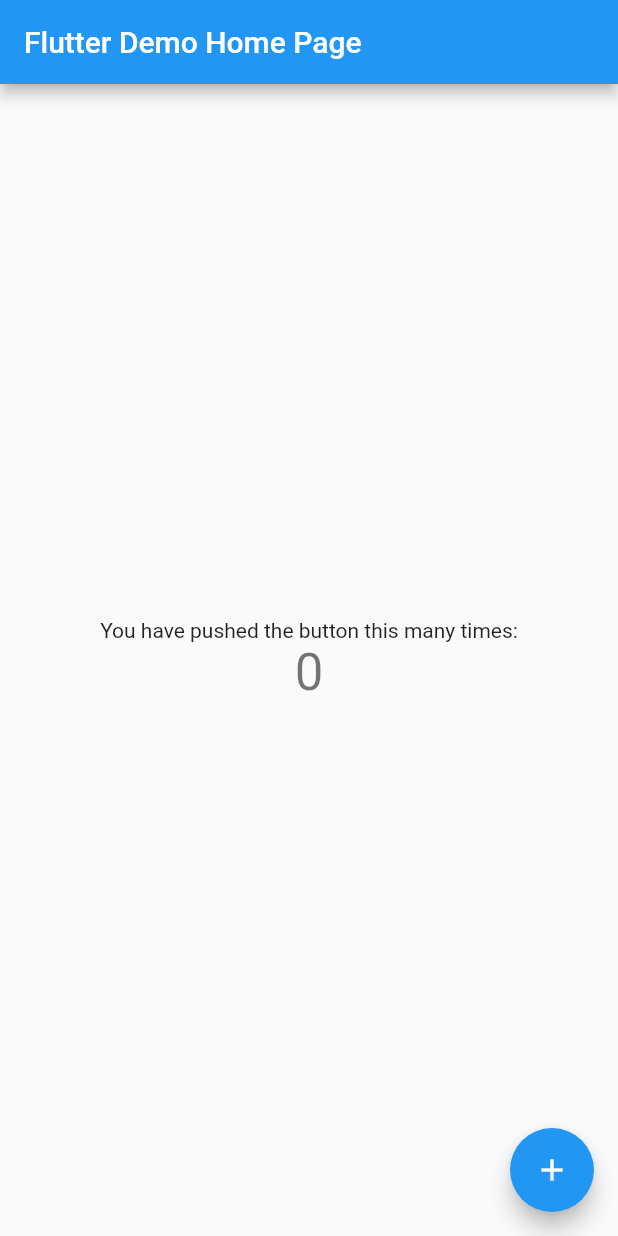
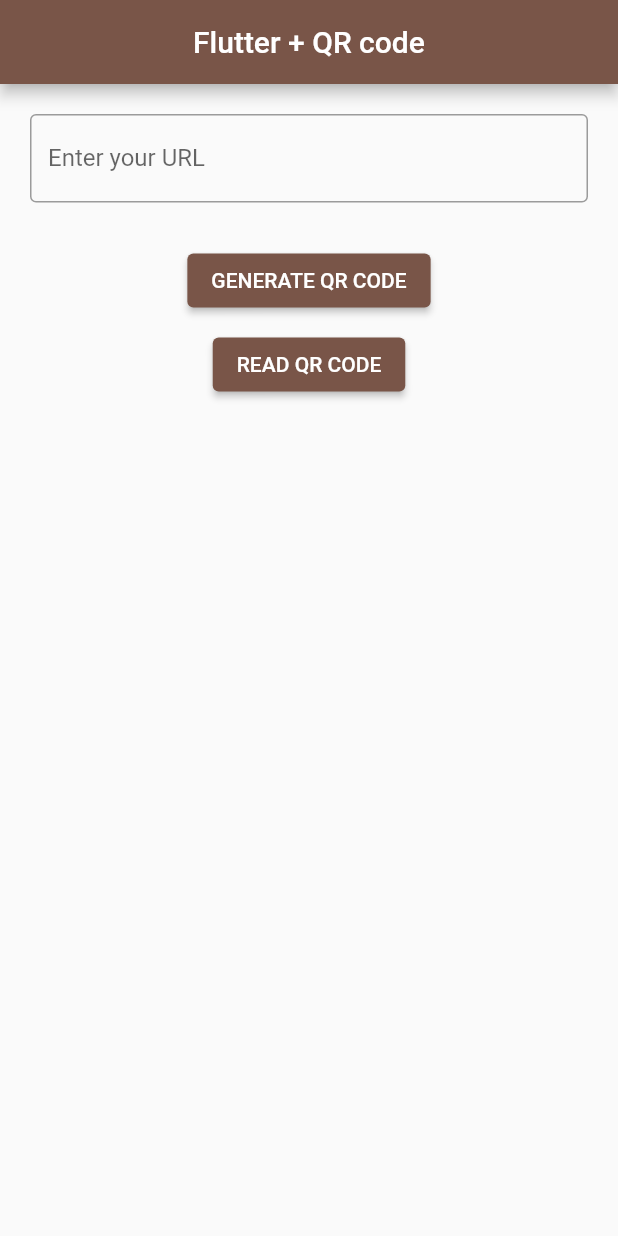
Before and after one commit to marcospastora1/flutter_qr_code, a Flutter app: the screen it shows after launch, on a phone screen of 412 x 824 dp. Run offline on Flutter 3.47's test engine with Material 2 defaults, Android fonts, the phone set to English and light mode, and no system bars; our stand-ins replace get, qr_flutter; missing offline and left inert: flutter_barcode_scanner.

Commit message:
testando libs qr_flutter e flutter_barcode_scanner

```diff
--- /dev/null
+++ b/lib/generate_qr_code.dart
@@ -0,0 +1,84 @@
+import 'package:flutter/material.dart';
+import 'package:flutter_qr_code/qr_image.dart';
+import 'package:flutter_barcode_scanner/flutter_barcode_scanner.dart';
+import 'package:get/get.dart';
+
+class GenerateQRCode extends StatefulWidget {
+  @override
+  GenerateQRCodeState createState() => GenerateQRCodeState();
+}
+
+class GenerateQRCodeState extends State<GenerateQRCode> {
+  TextEditingController controller = TextEditingController();
+  final codigo = ''.obs;
+
+  @override
+  Widget build(BuildContext context) {
+    return Scaffold(
+      appBar: AppBar(
+        title: const Text('Flutter + QR code'),
+        centerTitle: true,
+      ),
+      body: Column(
+        crossAxisAlignment: CrossAxisAlignment.center,
+        children: [
+          Container(
+            margin: const EdgeInsets.all(20),
+            child: TextField(
+              controller: controller,
+              decoration: const InputDecoration(
+                border: OutlineInputBorder(),
+                labelText: 'Enter your URL',
+              ),
+            ),
+          ),
+          //This button when pressed navigates to QR code generation
+          Padding(
+            padding: const EdgeInsets.all(8.0),
+            child: ElevatedButton(
+              onPressed: () async {
+                Navigator.push(
+                  context,
+                  MaterialPageRoute(
+                    builder: ((context) {
+                      return QRImage(controller);
+                    }),
+                  ),
+                );
+              },
+              child: const Text('GENERATE QR CODE'),
+            ),
+          ),
+
+          Obx(
+            () => Visibility(
+              visible: codigo.value.isNotEmpty,
+              child: Text(codigo.value),
+            ),
+          ),
+
+          ElevatedButton(
+            onPressed: scanBarcode,
+            child: const Text('READ QR CODE'),
+          ),
+        ],
+      ),
+    );
+  }
+
+  Future<void> scanBarcode() async {
+    String barcodeScanRes = await FlutterBarcodeScanner.scanBarcode(
+      "#ff6666", // Cor da tela do scanner
+      "Cancelar", // Texto do botão de cancelar
+      true, // Mostrar um flash na tela
+      ScanMode.BARCODE, // Tipo de código de barras a ser digitalizado
+    );
+
+    if (barcodeScanRes != '-1') {
+      //retorna -1 quando tem algum erro
+      codigo.value = barcodeScanRes;
+    } else {
+      codigo.value = 'Falha ao escanear';
+    }
+  }
+}
--- a/lib/main.dart
+++ b/lib/main.dart
@@ -1,115 +1,18 @@
 import 'package:flutter/material.dart';
+import 'package:flutter_qr_code/generate_qr_code.dart';
 
 void main() {
-  runApp(const MyApp());
+  runApp(MyApp());
 }
 
 class MyApp extends StatelessWidget {
-  const MyApp({super.key});
-
-  // This widget is the root of your application.
   @override
   Widget build(BuildContext context) {
     return MaterialApp(
-      title: 'Flutter Demo',
-      theme: ThemeData(
-        // This is the theme of your application.
-        //
-        // Try running your application with "flutter run". You'll see the
-        // application has a blue toolbar. Then, without quitting the app, try
-        // changing the primarySwatch below to Colors.green and then invoke
-        // "hot reload" (press "r" in the console where you ran "flutter run",
-        // or simply save your changes to "hot reload" in a Flutter IDE).
-        // Notice that the counter didn't reset back to zero; the application
-        // is not restarted.
-        primarySwatch: Colors.blue,
-      ),
-      home: const MyHomePage(title: 'Flutter Demo Home Page'),
+      debugShowCheckedModeBanner: false,
+      theme:
+          ThemeData(primaryColor: Colors.black54, primarySwatch: Colors.brown),
+      home: GenerateQRCode(),
     );
   }
 }
-
-class MyHomePage extends StatefulWidget {
-  const MyHomePage({super.key, required this.title});
-
-  // This widget is the home page of your application. It is stateful, meaning
-  // that it has a State object (defined below) that contains fields that affect
-  // how it looks.
-
-  // This class is the configuration for the state. It holds the values (in this
-  // case the title) provided by the parent (in this case the App widget) and
-  // used by the build method of the State. Fields in a Widget subclass are
-  // always marked "final".
-
-  final String title;
-
-  @override
-  State<MyHomePage> createState() => _MyHomePageState();
-}
-
-class _MyHomePageState extends State<MyHomePage> {
-  int _counter = 0;
-
-  void _incrementCounter() {
-    setState(() {
-      // This call to setState tells the Flutter framework that something has
-      // changed in this State, which causes it to rerun the build method below
-      // so that the display can reflect the updated values. If we changed
-      // _counter without calling setState(), then the build method would not be
-      // called again, and so nothing would appear to happen.
-      _counter++;
-    });
-  }
-
-  @override
-  Widget build(BuildContext context) {
-    // This method is rerun every time setState is called, for instance as done
-    // by the _incrementCounter method above.
-    //
-    // The Flutter framework has been optimized to make rerunning build methods
-    // fast, so that you can just rebuild anything that needs updating rather
-    // than having to individually change instances of widgets.
-    return Scaffold(
-      appBar: AppBar(
-        // Here we take the value from the MyHomePage object that was created by
-        // the App.build method, and use it to set our appbar title.
-        title: Text(widget.title),
-      ),
-      body: Center(
-        // Center is a layout widget. It takes a single child and positions it
-        // in the middle of the parent.
-        child: Column(
-          // Column is also a layout widget. It takes a list of children and
-          // arranges them vertically. By default, it sizes itself to fit its
-          // children horizontally, and tries to be as tall as its parent.
-          //
-          // Invoke "debug painting" (press "p" in the console, choose the
-          // "Toggle Debug Paint" action from the Flutter Inspector in Android
-          // Studio, or the "Toggle Debug Paint" command in Visual Studio Code)
-          // to see the wireframe for each widget.
-          //
-          // Column has various properties to control how it sizes itself and
-          // how it positions its children. Here we use mainAxisAlignment to
-          // center the children vertically; the main axis here is the vertical
-          // axis because Columns are vertical (the cross axis would be
-          // horizontal).
-          mainAxisAlignment: MainAxisAlignment.center,
-          children: <Widget>[
-            const Text(
-              'You have pushed the button this many times:',
-            ),
-            Text(
-              '$_counter',
-              style: Theme.of(context).textTheme.headlineMedium,
-            ),
-          ],
-        ),
-      ),
-      floatingActionButton: FloatingActionButton(
-        onPressed: _incrementCounter,
-        tooltip: 'Increment',
-        child: const Icon(Icons.add),
-      ), // This trailing comma makes auto-formatting nicer for build methods.
-    );
-  }
-}
--- a/pubspec.yaml
+++ b/pubspec.yaml
@@ -35,6 +35,9 @@ dependencies:
   # The following adds the Cupertino Icons font to your application.
   # Use with the CupertinoIcons class for iOS style icons.
   cupertino_icons: ^1.0.2
+  qr_flutter: ^4.0.0
+  flutter_barcode_scanner: ^2.0.0
+  get: ^4.6.5
 
 dev_dependencies:
   flutter_test:
```
Also changed, not shown: analysis_options.yaml (+6 -25 lines), lib/qr_image.dart (added, +33 -0 lines), pubspec.lock, 1 other file.
